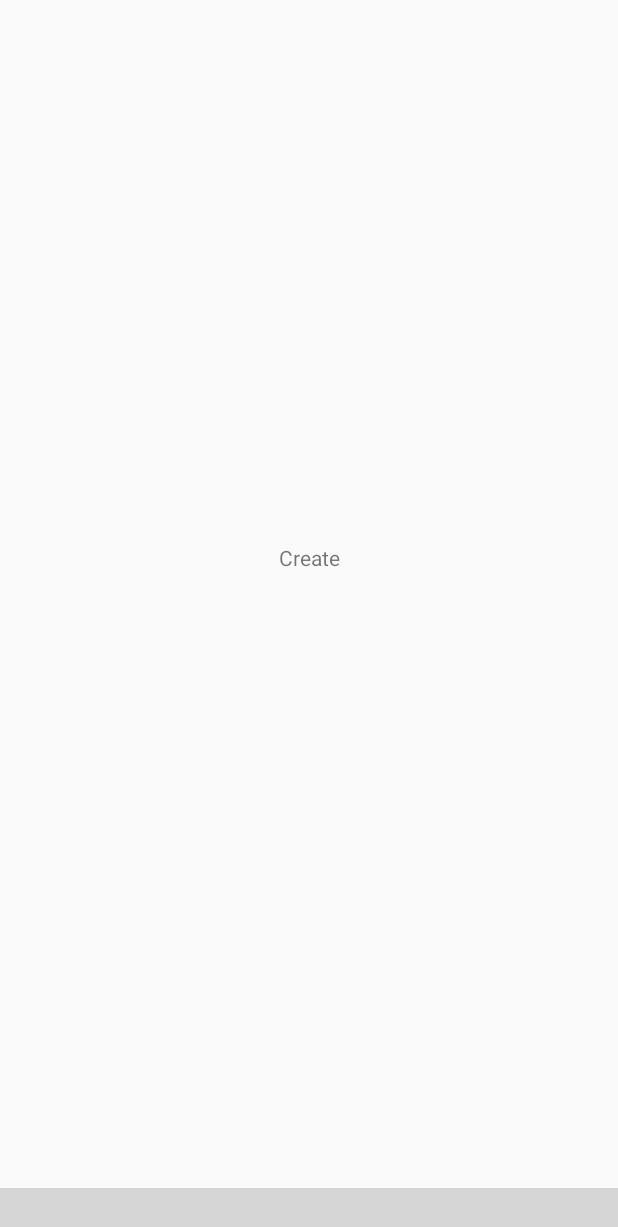
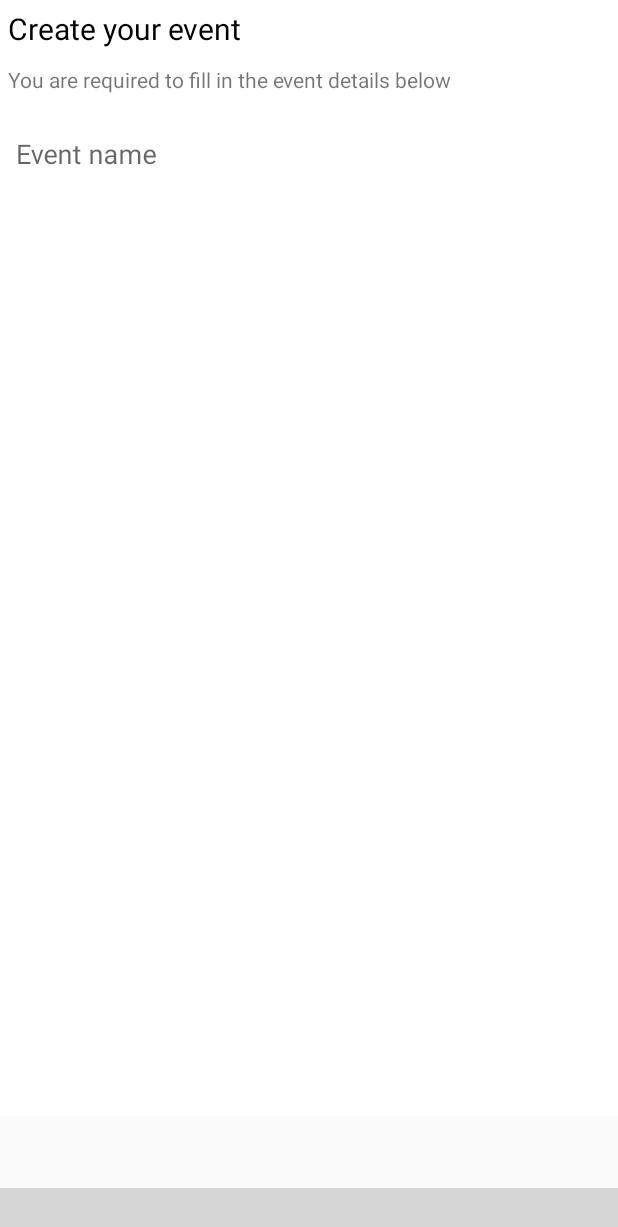
Before and after one commit to MuthomiGuantai/meruVents, an Android app: the fragment CreateFragment placed in its activity, on a phone screen of 412 x 824 dp. Shown: the top 1227 px of the screen. Run offline under Robolectric (Android 15) with nearby library versions, the phone set to English and light mode, and no system bars; libraries missing offline, so code that uses them is left out: com.etebarian.meowbottomnavigation; plain views replace MeowBottomNavigation; 8 statements that could not run were skipped; grey boxes are pictures that could not be loaded.

Commit message:
create fragment design

```diff
--- a/app/src/main/AndroidManifest.xml
+++ b/app/src/main/AndroidManifest.xml
@@ -13,6 +13,7 @@
         android:icon="@mipmap/ic_logo"
         android:label="@string/app_name"
         android:roundIcon="@mipmap/ic_logo_round"
+        android:hardwareAccelerated="true"
         android:supportsRtl="true"
         android:theme="@style/AppTheme">
         <activity android:name=".Auth.Otp_Verification_Activity"
@@ -29,7 +30,7 @@
         <activity
             android:name=".MainActivity"
             android:theme="@style/Theme.AppCompat.Light.NoActionBar"
-            android:windowSoftInputMode="adjustResize"></activity>
+            android:windowSoftInputMode="stateHidden"></activity>
 
         <activity android:name="com.facebook.FacebookActivity"
             android:configChanges=
--- a/app/src/main/java/com/example/meruvents/Fragments/CreateFragment.java
+++ b/app/src/main/java/com/example/meruvents/Fragments/CreateFragment.java
@@ -27,7 +27,8 @@ public class CreateFragment extends Fragment {
     public View onCreateView(LayoutInflater inflater, ViewGroup container,
                              Bundle savedInstanceState) {
         // Inflate the layout for this fragment
-        return inflater.inflate(R.layout.fragment_create, container, false);
+        View view = LayoutInflater.from(getContext()).inflate(R.layout.fragment_create, container, false);
+        return view;
     }
 
 }
--- a/app/src/main/res/layout/activity_main.xml
+++ b/app/src/main/res/layout/activity_main.xml
@@ -5,11 +5,17 @@
     android:layout_width="match_parent"
     android:layout_height="match_parent"
     tools:context=".MainActivity">
-    <FrameLayout
-        android:id="@+id/frag_container"
+    <LinearLayout
         android:layout_width="match_parent"
         android:layout_height="match_parent"
-        android:layout_marginBottom="80dp"></FrameLayout>
+        android:layout_marginBottom="80dp">
+        <FrameLayout
+            android:id="@+id/frag_container"
+            android:layout_width="match_parent"
+            android:layout_height="match_parent"
+            ></FrameLayout>
+    </LinearLayout>
+
 
     <com.etebarian.meowbottomnavigation.MeowBottomNavigation
         android:id="@+id/bottom_nav"
--- a/app/src/main/res/layout/fragment_create.xml
+++ b/app/src/main/res/layout/fragment_create.xml
@@ -5,11 +5,41 @@
     android:layout_height="match_parent"
     tools:context=".Fragments.CreateFragment">
 
-    <!-- TODO: Update blank fragment layout -->
+    <LinearLayout
+        android:layout_width="match_parent"
+        android:layout_height="match_parent"
+        android:orientation="vertical"
+        android:background="@android:color/white">
     <TextView
         android:layout_width="match_parent"
-        android:layout_height="match_parent"
-        android:text="Create"
-        android:gravity="center"/>
+        android:layout_height="wrap_content"
+        android:text="Create your event"
+        android:padding="5dp"
+        android:textSize="20sp"
+        android:textColor="@android:color/black"/>
+    <TextView
+        android:layout_width="match_parent"
+        android:layout_height="wrap_content"
+        android:text="You are required to fill in the event details below "
+        android:padding="5dp"/>
+    <com.google.android.material.textfield.TextInputLayout
+        android:id="@+id/eventname"
+        android:layout_marginTop="7dp"
+        android:layout_width="match_parent"
+        android:layout_height="wrap_content"
+        android:paddingLeft="5dp"
+        android:paddingRight="5dp">
+        <com.google.android.material.textfield.TextInputEditText
+            android:id="@+id/Ed_email"
+            android:layout_width="match_parent"
+            android:layout_height="wrap_content"
+            android:imeOptions="flagNoExtractUi"
+            android:hint="Event name"
+            android:padding="5dp"
+            android:textColorHint="@color/colorPrimary"
+            android:background="@drawable/input_shape">
+        </com.google.android.material.textfield.TextInputEditText>
+    </com.google.android.material.textfield.TextInputLayout>
+    </LinearLayout>
 
 </FrameLayout>
--- a/app/src/main/res/layout/fragment_notifications.xml
+++ b/app/src/main/res/layout/fragment_notifications.xml
@@ -10,6 +10,7 @@
         android:layout_width="match_parent"
         android:layout_height="30dp"
         android:text="Notifications"
+        android:textColor="@android:color/black"
         android:padding="2dp"
         android:textStyle="bold" />
     <androidx.recyclerview.widget.RecyclerView
```
